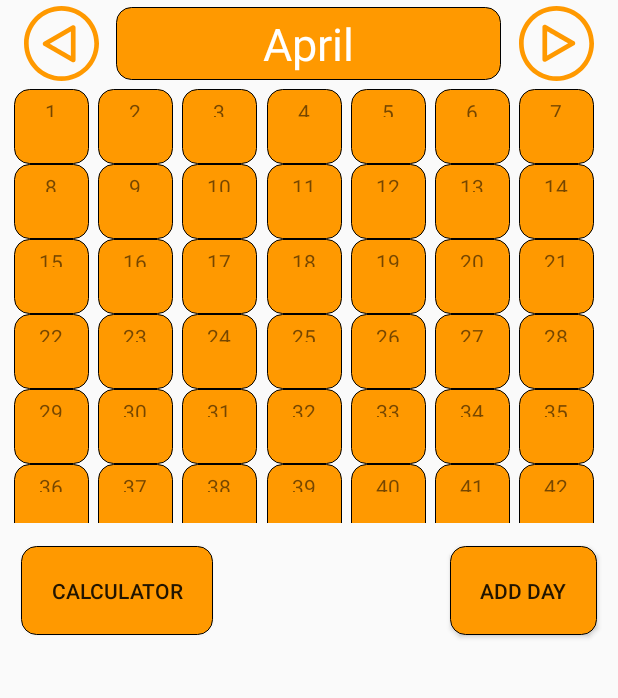
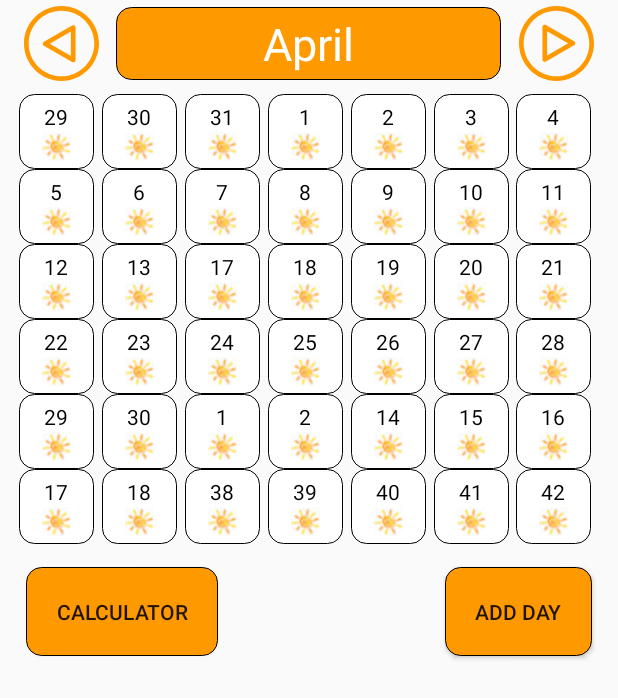
Before and after one commit to boriskim7/Time-Keeper, an Android app: the screen it shows after launch (MainActivity), on a phone screen of 412 x 824 dp. Shown: the top 698 px of the screen. Run offline under Robolectric (Android 15) with nearby library versions, the light colour scheme and no system bars.

Commit message:
second commit

```diff
--- a/app/src/main/java/com/example/timekeeper/MainActivity.java
+++ b/app/src/main/java/com/example/timekeeper/MainActivity.java
@@ -50,9 +50,9 @@ public class MainActivity extends AppCompatActivity implements MyRecyclerViewAda
                 AddDay();
             }
         });
-        String[] data = {"1", "2", "3", "4", "5", "6", "7", "8", "9", "10", "11", "12", "13", "14", "15", "16",
-                "17", "18", "19", "20", "21", "22", "23", "24", "25", "26", "27", "28", "29", "30", "31", "32",
-                "33", "34", "35", "36", "37", "38", "39", "40", "41", "42", "43", "44", "45", "46", "47", "48"};
+        String[] data = {"29", "30", "31", "1", "2", "3", "4", "5", "6", "7", "8", "9", "10", "11", "12", "13",
+                "17", "18", "19", "20", "21", "22", "23", "24", "25", "26", "27", "28", "29", "30", "1", "2",
+                "14", "15", "16", "17", "18", "38", "39", "40", "41", "42"};
 
         // set up the RecyclerView
         RecyclerView recyclerView = findViewById(R.id.calendarView);
--- /dev/null
+++ b/app/src/main/res/drawable/calendaritem.xml
@@ -0,0 +1,13 @@
+<?xml version="1.0" encoding="utf-8"?>
+<selector xmlns:android="http://schemas.android.com/apk/res/android">
+    <item>
+        <shape android:shape="rectangle">
+            <corners android:radius="10dip"/>
+            <stroke android:width="0.5dip" android:color="#000000"/>
+            <solid android:color="#FFFFFF" />
+        </shape>
+
+    </item>
+
+
+</selector>
--- a/app/src/main/res/layout/activity_main.xml
+++ b/app/src/main/res/layout/activity_main.xml
@@ -60,9 +60,9 @@
     <androidx.recyclerview.widget.RecyclerView
         android:id="@+id/calendarView"
         android:layout_width="match_parent"
-        android:layout_height="300dp"
+        android:layout_height="wrap_content"
         android:padding="5dp"
-
+        android:layout_margin="3dp"
         app:layout_constraintEnd_toEndOf="parent"
         app:layout_constraintHorizontal_bias="0.49"
         app:layout_constraintStart_toStartOf="parent"
--- a/app/src/main/res/layout/recyclerview_item.xml
+++ b/app/src/main/res/layout/recyclerview_item.xml
@@ -4,21 +4,23 @@
     android:padding="5dp"
     android:layout_width="50dp"
     android:layout_height="50dp"
-    android:background="@drawable/calc_button"
+    android:background="@drawable/calendaritem"
     android:layout_weight="3">
     <TextView
         android:id="@+id/info_text"
         android:layout_width="match_parent"
         android:layout_height="match_parent"
         android:gravity="center"
-        android:background="@color/colorMain"
-        android:layout_weight="2"/>
-    <TextView
+        android:background="#FFFFFF"
+        android:textColor="#000000"
+        android:layout_weight="1"/>
+    <ImageView
         android:layout_width="match_parent"
         android:layout_height="match_parent"
         android:layout_gravity="center"
-        android:background="@color/colorMain"
-        android:layout_weight="1"/>
+        android:layout_weight="1"
+        android:src="@drawable/sun_calendar"
+    />
 
 
 </LinearLayout>
```
Also changed, not shown: app/src/main/res/Sun calendar.jpg (added), app/src/main/res/drawable/sun_calendar.jpg (added).
